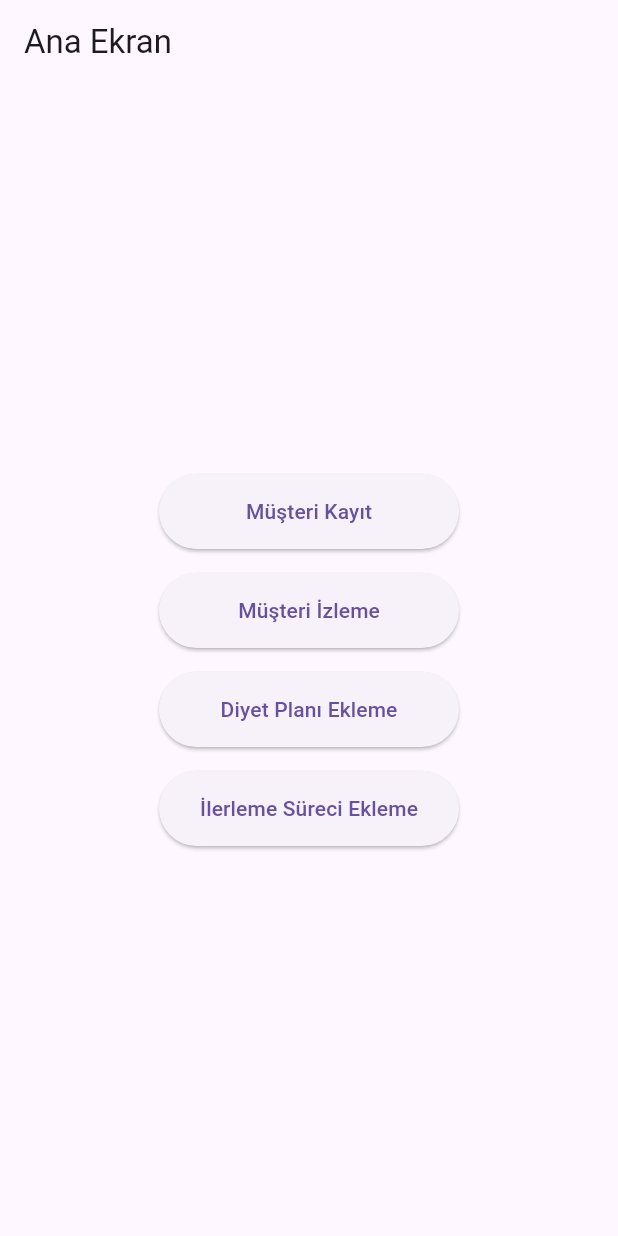
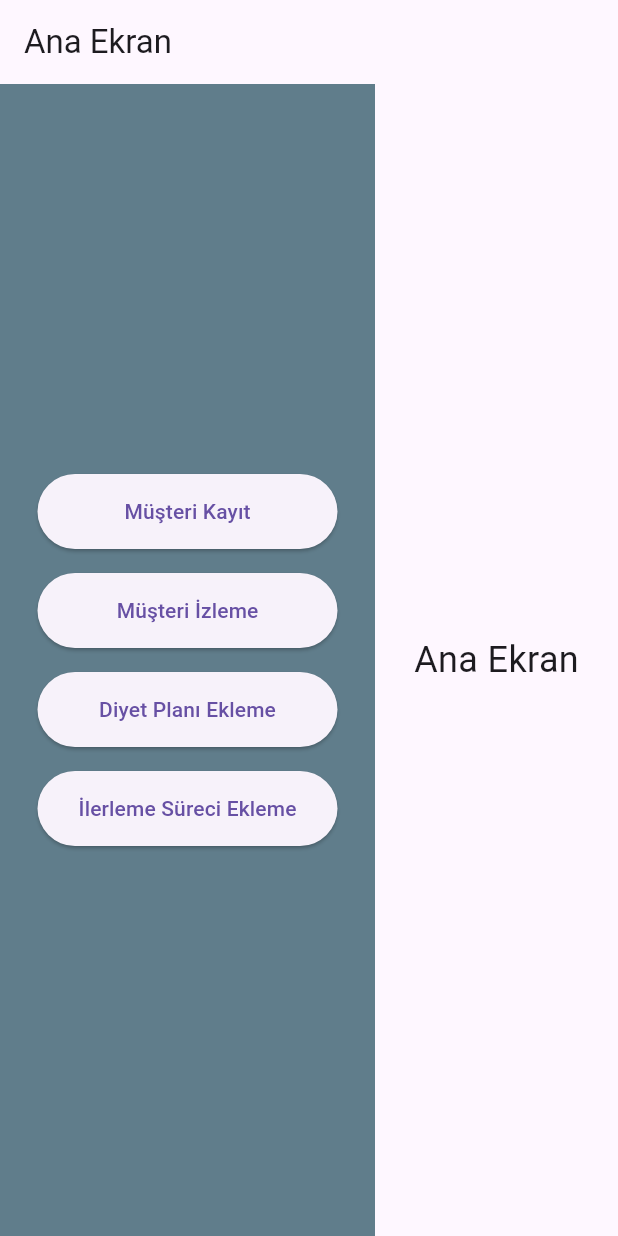
Before and after one commit to oguzhanfatihkucuk/DietApp, a Flutter app: the screen it shows after launch, on a phone screen of 412 x 824 dp. Run offline on Flutter 3.47's test engine with Material 3 defaults, Android fonts, the phone set to English and light mode, and no system bars; our stand-ins replace firebase_core, firebase_database; accounts and stored records are empty; generated files the repository leaves out were written again.

Commit message:
Main screen uı update.

```diff
--- a/lib/screens/MainScreen.dart
+++ b/lib/screens/MainScreen.dart
@@ -5,56 +5,71 @@ import 'CustomerDetail1.dart';
 import 'AddDietPlan.dart';
 import 'AddProgressTracking.dart';
 
-class Mainscreen extends StatelessWidget {
+class Mainscreen extends StatefulWidget {
+  @override
+  _MainscreenState createState() => _MainscreenState();
+}
+
+class _MainscreenState extends State<Mainscreen> {
+  // Başlangıçta hangi sayfanın gösterileceğini belirliyoruz
+  Widget currentPage = Center(child: Text('Ana Ekran', style: TextStyle(fontSize: 24)));
+
   @override
   Widget build(BuildContext context) {
     return Scaffold(
       appBar: AppBar(
         title: Text('Ana Ekran'),
       ),
-      body: Center(
+      body: Row(
+        children: [
+          // Sol tarafta sabit kalan menü
+          Container(
+            width: 250,
+            color: Colors.blueGrey, // Menü için arka plan rengi
             child: Column(
               mainAxisAlignment: MainAxisAlignment.center,
               children: [
                 CustomButton(
                   text: 'Müşteri Kayıt',
                   onPressed: () {
-                Navigator.push(
-                  context,
-                  MaterialPageRoute(builder: (context) => Registration()),
-                );
+                    setState(() {
+                      currentPage = Registration();
+                    });
                   },
                 ),
                 CustomButton(
                   text: 'Müşteri İzleme',
                   onPressed: () {
-                Navigator.push(
-                  context,
-                  MaterialPageRoute(builder: (context) => CustomerDetail1()),
-                );
+                    setState(() {
+                      currentPage = CustomerDetail1();
+                    });
                   },
                 ),
                 CustomButton(
                   text: 'Diyet Planı Ekleme',
                   onPressed: () {
-                Navigator.push(
-                  context,
-                  MaterialPageRoute(builder: (context) => AddDietPlan()),
-                );
+                    setState(() {
+                      currentPage = AddDietPlan();
+                    });
                   },
                 ),
                 CustomButton(
                   text: 'İlerleme Süreci Ekleme',
                   onPressed: () {
-                Navigator.push(
-                  context,
-                  MaterialPageRoute(builder: (context) => AddProgressTracking()),
-                );
+                    setState(() {
+                      currentPage = AddProgressTracking();
+                    });
                   },
                 ),
               ],
             ),
           ),
+          // Sağ tarafta içerik
+          Expanded(
+            child: currentPage,
+          ),
+        ],
+      ),
     );
   }
 }
```
Lines whose indentation alone changed are shown as unchanged.
